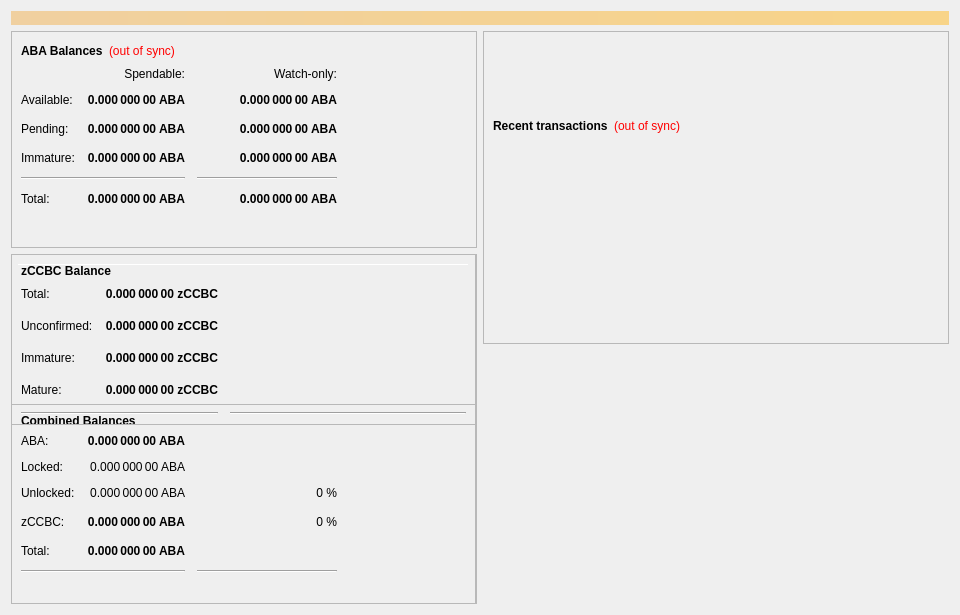
AbacusCoin/Abacus, file src/qt/forms/overviewpage.ui: the form before one commit.
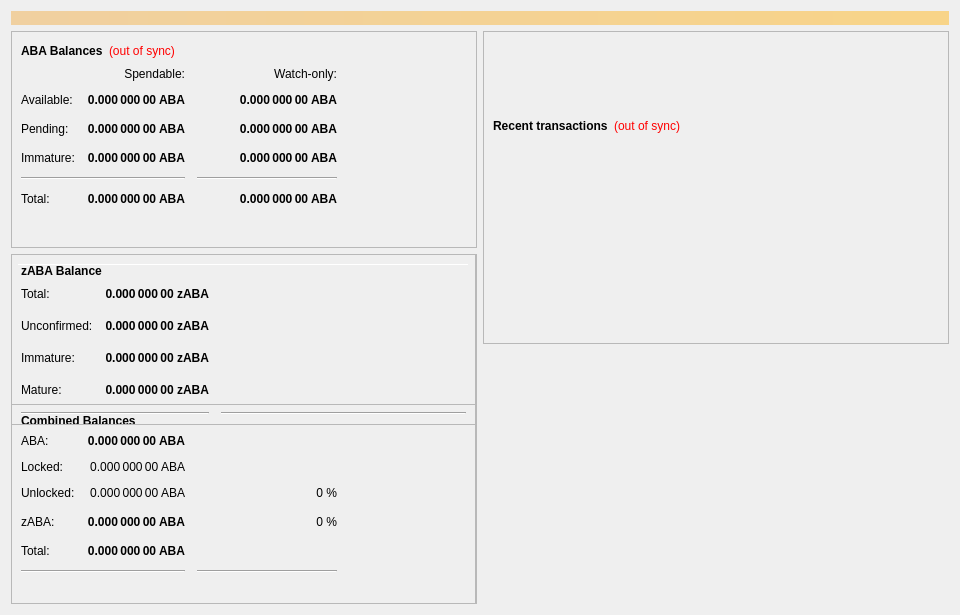
The form after the commit.

```diff
--- a/src/qt/forms/overviewpage.ui
+++ b/src/qt/forms/overviewpage.ui
@@ -1056,7 +1056,7 @@
                 <string/>
                </property>
                <property name="text">
-                <string>zCCBC:</string>
+                <string>zABA:</string>
                </property>
               </widget>
              </item>
@@ -1190,7 +1190,7 @@
                 </font>
                </property>
                <property name="text">
-                <string>zCCBC Balance</string>
+                <string>zABA Balance</string>
                </property>
               </widget>
              </item>
@@ -1234,7 +1234,7 @@
                 <string>All available zCCBC, unconfirmed and immature zCCBC included.</string>
                </property>
                <property name="text">
-                <string notr="true">0.000 000 00 zCCBC</string>
+                <string notr="true">0.000 000 00 zABA</string>
                </property>
                <property name="alignment">
                 <set>Qt::AlignRight|Qt::AlignTrailing|Qt::AlignVCenter</set>
@@ -1312,7 +1312,7 @@
 These zCCBC are spendable.</string>
                </property>
                <property name="text">
-                <string>0.000 000 00 zCCBC</string>
+                <string>0.000 000 00 zABA</string>
                </property>
                <property name="alignment">
                 <set>Qt::AlignRight|Qt::AlignTrailing|Qt::AlignVCenter</set>
@@ -1343,7 +1343,7 @@
 Immature: confirmed, but less than 1 mints of the same denomination after it was minted</string>
                </property>
                <property name="text">
-                <string>0.000 000 00 zCCBC</string>
+                <string>0.000 000 00 zABA</string>
                </property>
                <property name="alignment">
                 <set>Qt::AlignRight|Qt::AlignTrailing|Qt::AlignVCenter</set>
@@ -1387,7 +1387,7 @@
 Immature: confirmed, but less than 1 mints of the same denomination after it was minted</string>
                </property>
                <property name="text">
-                <string>0.000 000 00 zCCBC</string>
+                <string>0.000 000 00 zABA</string>
                </property>
                <property name="alignment">
                 <set>Qt::AlignRight|Qt::AlignTrailing|Qt::AlignVCenter</set>
```
Left out of the diff: 22 changed lines with no effect on the pictures.
